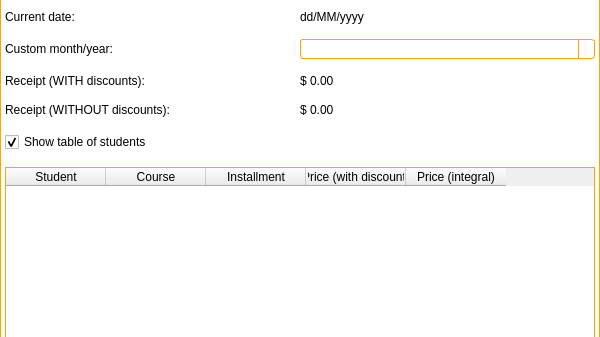
This is frmreceipt.ui in Nintersoft/SmartClass as Qt 5 draws it before an edit; both pictures show x 0 to 600 and y 0 to 337 of the 600 by 600 pixel window. The edited form follows.
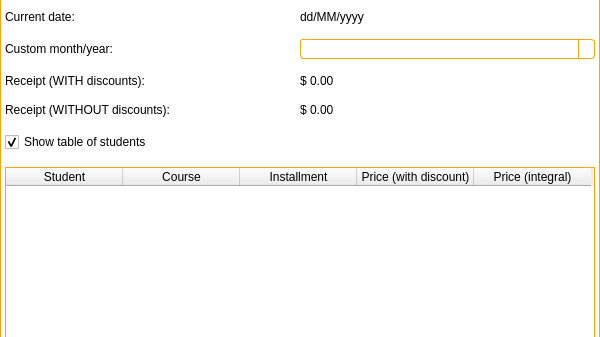
This is the edited form. Icons and pictures are not drawn.

Diff of the .ui file:
```diff
--- a/frmreceipt.ui
+++ b/frmreceipt.ui
@@ -510,6 +510,9 @@
         <property name="selectionBehavior">
          <enum>QAbstractItemView::SelectRows</enum>
         </property>
+        <attribute name="horizontalHeaderDefaultSectionSize">
+         <number>117</number>
+        </attribute>
         <column>
          <property name="text">
           <string>Student</string>
```
